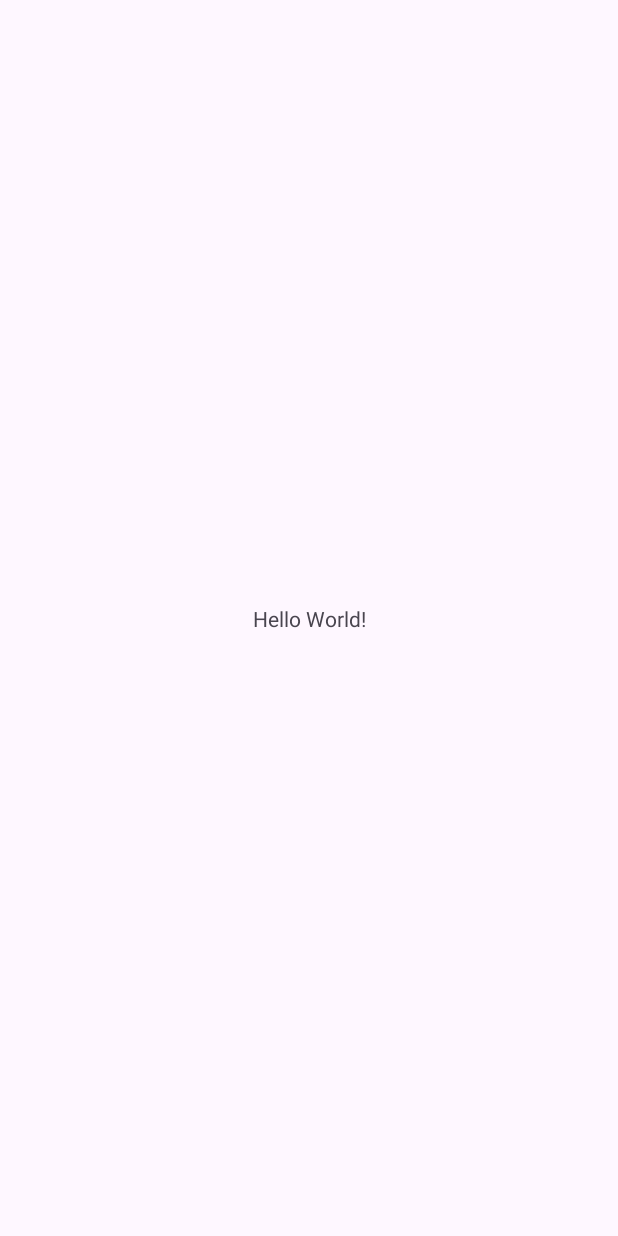
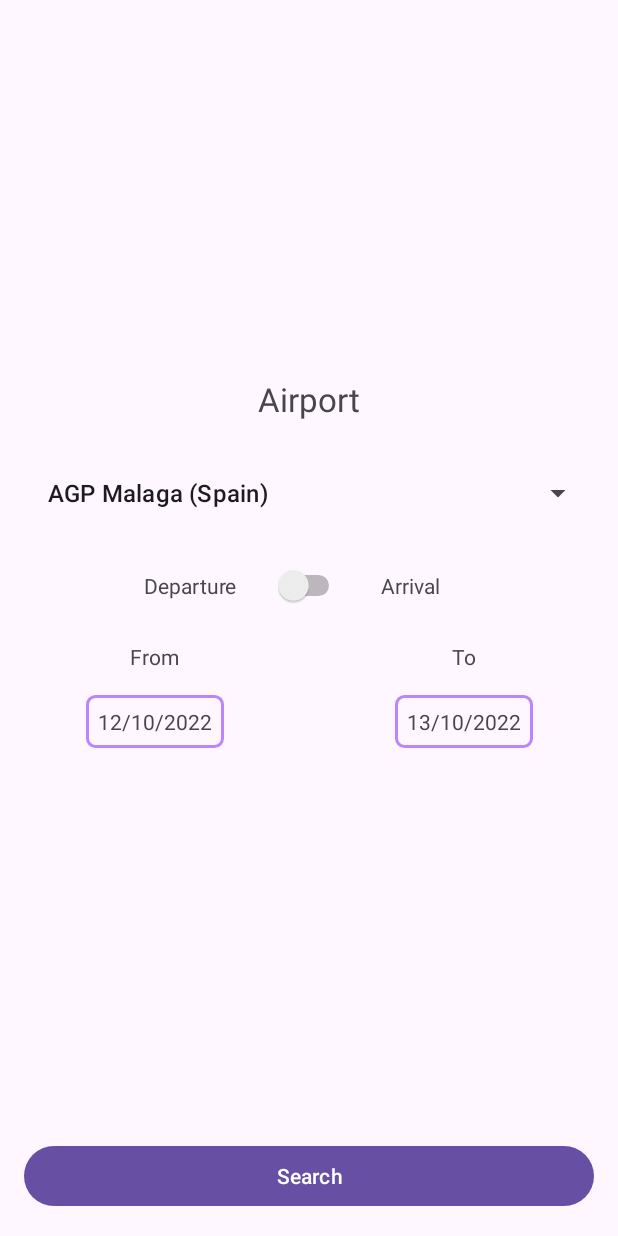
Before and after one commit to PilouSquaglia/airport_flight_project, an Android app: the screen it shows after launch (MainActivity), on a phone screen of 412 x 824 dp. Before the commit the screen is almost empty. Run offline under Robolectric (Android 15) with nearby library versions, the phone set to English and light mode, and no system bars.

Commit message:
first page

```diff
--- a/app/src/main/java/com/example/airport_flight_project/Airport.kt
+++ b/app/src/main/java/com/example/airport_flight_project/Airport.kt
@@ -27,4 +27,8 @@ data class Airport(
     fun getFormattedName(): String {
         return "$code $city ($country)"
     }
+
+    override fun toString(): String {
+        return getFormattedName()
+    }
 }
--- a/app/src/main/java/com/example/airport_flight_project/MainActivity.kt
+++ b/app/src/main/java/com/example/airport_flight_project/MainActivity.kt
@@ -2,11 +2,17 @@ package com.example.airport_flight_project
 
 import androidx.appcompat.app.AppCompatActivity
 import android.os.Bundle
+import android.widget.ArrayAdapter
+import android.widget.Spinner
 
 class MainActivity : AppCompatActivity() {
     override fun onCreate(savedInstanceState: Bundle?) {
         super.onCreate(savedInstanceState)
-        setContentView(R.layout.activity_main)
-        Utils.generateAirportList()
+        setContentView(R.layout.first_page)
+        val airportList = Utils.generateAirportList()
+
+        val spinner = findViewById<Spinner>(R.id.airport_spinner)
+        val spinnerAdapter = ArrayAdapter(this, android.R.layout.simple_list_item_1, airportList)
+        spinner.adapter = spinnerAdapter
     }
 }
--- /dev/null
+++ b/app/src/main/res/drawable/rectangle_shape.xml
@@ -0,0 +1,5 @@
+<?xml version="1.0" encoding="UTF-8"?>
+<shape xmlns:android="http://schemas.android.com/apk/res/android" android:id="@+id/listview_background_shape">
+    <stroke android:width="2dp" android:color="@color/purple_200" />
+    <corners android:radius="5dp" />
+</shape>
--- /dev/null
+++ b/app/src/main/res/layout/first_page.xml
@@ -0,0 +1,130 @@
+<?xml version="1.0" encoding="utf-8"?>
+<androidx.constraintlayout.widget.ConstraintLayout xmlns:android="http://schemas.android.com/apk/res/android"
+    xmlns:app="http://schemas.android.com/apk/res-auto"
+    xmlns:tools="http://schemas.android.com/tools"
+    android:layout_width="match_parent"
+    android:layout_height="match_parent"
+    tools:context=".MainActivity">
+
+    <Button
+        android:id="@+id/button"
+        android:layout_width="0dp"
+        android:layout_height="wrap_content"
+        android:layout_marginStart="16dp"
+        android:layout_marginEnd="16dp"
+        android:layout_marginBottom="16dp"
+        android:text="Search"
+        app:layout_constraintBottom_toBottomOf="parent"
+        app:layout_constraintEnd_toEndOf="parent"
+        app:layout_constraintStart_toStartOf="parent" />
+
+    <androidx.constraintlayout.widget.Guideline
+        android:id="@+id/guideline2"
+        android:layout_width="wrap_content"
+        android:layout_height="wrap_content"
+        android:orientation="horizontal"
+        app:layout_constraintGuide_percent="0.5" />
+
+    <androidx.constraintlayout.widget.Guideline
+        android:id="@+id/guideline"
+        android:layout_width="wrap_content"
+        android:layout_height="wrap_content"
+        android:orientation="vertical"
+        app:layout_constraintGuide_percent="0.5" />
+
+    <Switch
+        android:id="@+id/airport_switch"
+        android:layout_width="wrap_content"
+        android:layout_height="wrap_content"
+        android:layout_marginBottom="8dp"
+        app:layout_constraintBottom_toTopOf="@+id/guideline2"
+        app:layout_constraintEnd_toEndOf="parent"
+        app:layout_constraintStart_toStartOf="parent" />
+
+    <TextView
+        android:id="@+id/departure_label"
+        android:layout_width="wrap_content"
+        android:layout_height="wrap_content"
+        android:layout_marginEnd="24dp"
+        android:text="Departure"
+        app:layout_constraintBottom_toBottomOf="@+id/airport_switch"
+        app:layout_constraintEnd_toStartOf="@+id/airport_switch"
+        app:layout_constraintTop_toTopOf="@+id/airport_switch" />
+
+    <TextView
+        android:id="@+id/arrival_label"
+        android:layout_width="wrap_content"
+        android:layout_height="wrap_content"
+        android:layout_marginStart="24dp"
+        android:text="Arrival"
+        app:layout_constraintBottom_toBottomOf="@+id/airport_switch"
+        app:layout_constraintStart_toEndOf="@+id/airport_switch"
+        app:layout_constraintTop_toTopOf="@+id/airport_switch" />
+
+    <Spinner
+        android:id="@+id/airport_spinner"
+        android:layout_width="0dp"
+        android:layout_height="wrap_content"
+        android:layout_marginStart="16dp"
+        android:layout_marginEnd="16dp"
+        android:layout_marginBottom="24dp"
+        app:layout_constraintBottom_toTopOf="@+id/airport_switch"
+        app:layout_constraintEnd_toEndOf="parent"
+        app:layout_constraintStart_toStartOf="parent" />
+
+    <TextView
+        android:id="@+id/airport_label"
+        android:layout_width="wrap_content"
+        android:layout_height="wrap_content"
+        android:layout_marginBottom="24dp"
+        android:text="Airport"
+        android:textSize="22sp"
+        app:layout_constraintBottom_toTopOf="@+id/airport_spinner"
+        app:layout_constraintEnd_toEndOf="parent"
+        app:layout_constraintStart_toStartOf="parent" />
+
+    <TextView
+        android:id="@+id/from_label"
+        android:layout_width="wrap_content"
+        android:layout_height="wrap_content"
+        android:layout_marginTop="16dp"
+        android:text="From"
+        app:layout_constraintEnd_toStartOf="@+id/guideline"
+        app:layout_constraintStart_toStartOf="parent"
+        app:layout_constraintTop_toTopOf="@+id/guideline2" />
+
+    <TextView
+        android:id="@+id/to_label"
+        android:layout_width="wrap_content"
+        android:layout_height="wrap_content"
+        android:text="To"
+        app:layout_constraintBottom_toBottomOf="@+id/from_label"
+        app:layout_constraintEnd_toEndOf="parent"
+        app:layout_constraintStart_toStartOf="@+id/guideline"
+        app:layout_constraintTop_toTopOf="@+id/from_label" />
+
+    <TextView
+        android:id="@+id/from_date"
+        android:layout_width="wrap_content"
+        android:layout_height="wrap_content"
+        android:layout_marginTop="16dp"
+        android:background="@drawable/rectangle_shape"
+        android:padding="8dp"
+        android:text="12/10/2022"
+        app:layout_constraintEnd_toEndOf="@+id/from_label"
+        app:layout_constraintStart_toStartOf="@+id/from_label"
+        app:layout_constraintTop_toBottomOf="@+id/from_label" />
+
+    <TextView
+        android:id="@+id/to_date"
+        android:layout_width="wrap_content"
+        android:layout_height="wrap_content"
+        android:background="@drawable/rectangle_shape"
+        android:padding="8dp"
+        android:text="13/10/2022"
+        app:layout_constraintBottom_toBottomOf="@+id/from_date"
+        app:layout_constraintEnd_toEndOf="@+id/to_label"
+        app:layout_constraintStart_toStartOf="@+id/to_label"
+        app:layout_constraintTop_toTopOf="@+id/from_date" />
+
+</androidx.constraintlayout.widget.ConstraintLayout>
--- a/app/src/main/res/values/colors.xml
+++ b/app/src/main/res/values/colors.xml
@@ -1,5 +1,10 @@
 <?xml version="1.0" encoding="utf-8"?>
 <resources>
+    <color name="purple_200">#FFBB86FC</color>
+    <color name="purple_500">#FF6200EE</color>
+    <color name="purple_700">#FF3700B3</color>
+    <color name="teal_200">#FF03DAC5</color>
+    <color name="teal_700">#FF018786</color>
     <color name="black">#FF000000</color>
     <color name="white">#FFFFFFFF</color>
 </resources>
--- a/app/src/main/res/values/strings.xml
+++ b/app/src/main/res/values/strings.xml
@@ -1,3 +1,3 @@
 <resources>
-    <string name="app_name">airport_flight_project</string>
+    <string name="app_name">Air Dog</string>
 </resources>
```
Also changed, not shown: app/src/main/res/layout/activity_main.xml (+93 -3 lines).
